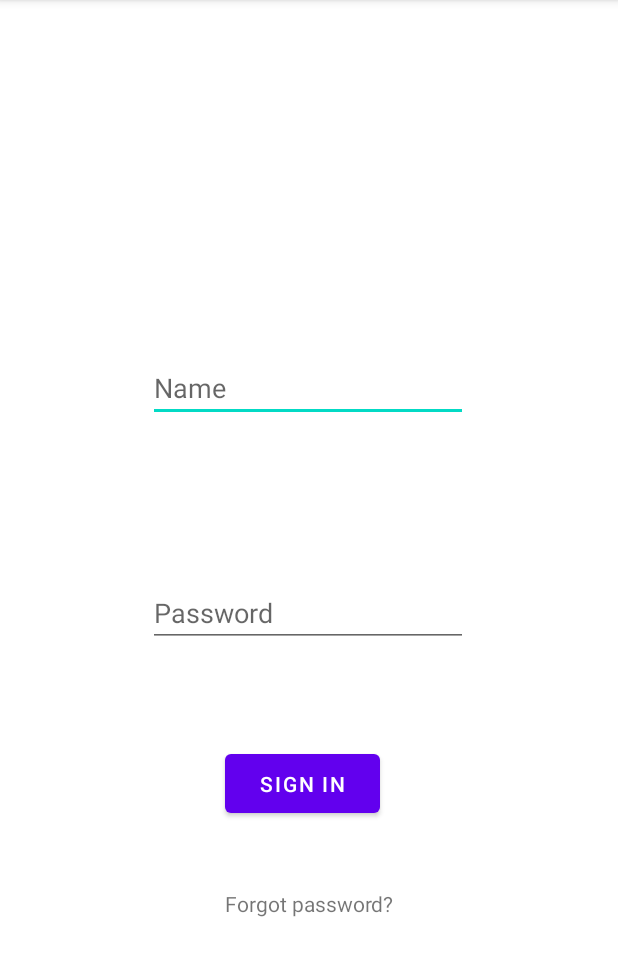
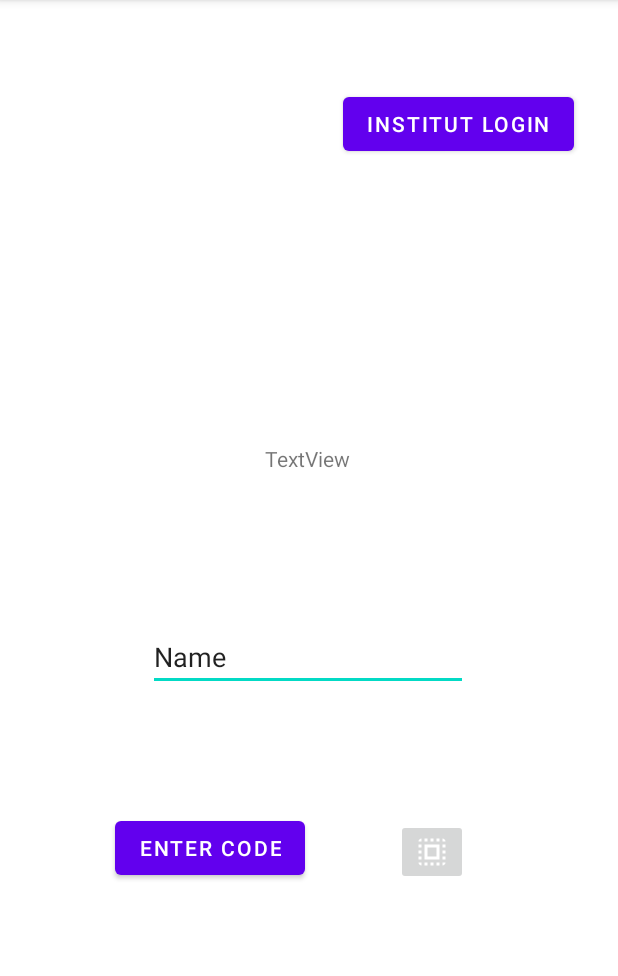
Before and after one commit to OutWait/OutWait, an Android app: the screen it shows after launch (MainActivity), on a phone screen of 412 x 824 dp, the part 84-1060 px from its top. Run offline under Robolectric (Android 15) with nearby library versions, the phone set to English and light mode, and no system bars; our stand-ins replace Dagger/Hilt's generated code, data binding.

Commit message:
Edit client screens
Data Binding, Layout and VM.

```diff
--- a/app/OutWait/app/src/main/res/layout/edit_code_fragment.xml
+++ b/app/OutWait/app/src/main/res/layout/edit_code_fragment.xml
@@ -1,20 +1,75 @@
 <?xml version="1.0" encoding="utf-8"?>
-<layout>
+<layout xmlns:android="http://schemas.android.com/apk/res/android"
+    xmlns:app="http://schemas.android.com/apk/res-auto"
+    xmlns:tools="http://schemas.android.com/tools">
     <data>
         <variable
             name="viewModel"
             type="elite.kit.outwait.clientScreens.editCodeScreen.EditCodeViewModel" />
     </data>
-<androidx.constraintlayout.widget.ConstraintLayout xmlns:android="http://schemas.android.com/apk/res/android"
-    xmlns:tools="http://schemas.android.com/tools"
+<androidx.constraintlayout.widget.ConstraintLayout
     android:layout_width="match_parent"
     android:layout_height="match_parent"
     tools:context=".clientScreens.editCodeScreen.EditCodeFragment">
 
+
+    <EditText
+        android:id="@+id/etCodeEnter"
+        android:layout_width="wrap_content"
+        android:layout_height="wrap_content"
+        android:layout_marginTop="100dp"
+        android:ems="10"
+        android:inputType="textPersonName"
+        android:text="Name"
+        app:layout_constraintEnd_toEndOf="parent"
+        app:layout_constraintHorizontal_bias="0.497"
+        app:layout_constraintStart_toStartOf="parent"
+        app:layout_constraintTop_toBottomOf="@+id/tvCleintLoginText" />
+
     <TextView
-        android:layout_width="match_parent"
-        android:layout_height="match_parent"
-        android:text="Hello" />
+        android:id="@+id/tvCleintLoginText"
+        android:layout_width="wrap_content"
+        android:layout_height="wrap_content"
+        android:layout_marginTop="296dp"
+        android:text="TextView"
+        app:layout_constraintEnd_toEndOf="parent"
+        app:layout_constraintHorizontal_bias="0.498"
+        app:layout_constraintStart_toStartOf="parent"
+        app:layout_constraintTop_toTopOf="parent" />
 
+    <Button
+        android:id="@+id/btnCodeEnter"
+        android:layout_width="wrap_content"
+        android:layout_height="wrap_content"
+        android:text="Enter Code"
+        app:layout_constraintBottom_toBottomOf="parent"
+        app:layout_constraintEnd_toStartOf="@+id/ibStartScan"
+        app:layout_constraintHorizontal_bias="0.558"
+        app:layout_constraintStart_toStartOf="parent"
+        app:layout_constraintTop_toBottomOf="@+id/etCodeEnter"
+        app:layout_constraintVertical_bias="0.31" />
+
+    <ImageButton
+        android:id="@+id/ibStartScan"
+        android:layout_width="wrap_content"
+        android:layout_height="wrap_content"
+        android:layout_marginEnd="100dp"
+        android:src="?attr/actionModeSelectAllDrawable"
+        app:layout_constraintBottom_toBottomOf="parent"
+        app:layout_constraintEnd_toEndOf="parent"
+        app:layout_constraintTop_toBottomOf="@+id/etCodeEnter"
+        app:layout_constraintVertical_bias="0.325" />
+
+    <Button
+        android:id="@+id/btnInstitut"
+        android:layout_width="wrap_content"
+        android:layout_height="wrap_content"
+        android:text="Institut Login"
+        app:layout_constraintBottom_toTopOf="@+id/tvCleintLoginText"
+        app:layout_constraintEnd_toEndOf="parent"
+        app:layout_constraintHorizontal_bias="0.886"
+        app:layout_constraintStart_toStartOf="parent"
+        app:layout_constraintTop_toTopOf="parent"
+        app:layout_constraintVertical_bias="0.237" />
 </androidx.constraintlayout.widget.ConstraintLayout>
 </layout>
--- a/app/OutWait/app/src/main/res/navigation/navigation.xml
+++ b/app/OutWait/app/src/main/res/navigation/navigation.xml
@@ -1,7 +1,7 @@
 <?xml version="1.0" encoding="utf-8"?>
 <navigation xmlns:android="http://schemas.android.com/apk/res/android"
     xmlns:app="http://schemas.android.com/apk/res-auto" android:id="@+id/navigation"
-    app:startDestination="@id/institutLoginFragment">
+    app:startDestination="@id/editCodeFragment">
 
     <fragment
         android:id="@+id/institutLoginFragment"
@@ -22,5 +22,29 @@
     <fragment
         android:id="@+id/managmentViewFragment"
         android:name="elite.kit.outwait.recyclerviewScreens.managmentViewScreen.managmentViewFragment"
-        android:label="managmentViewFragment" />
+        android:label="managmentViewFragment" >
+        <action
+            android:id="@+id/action_managmentViewFragment_to_addSlotDialogFragment"
+            app:destination="@id/addSlotDialogFragment" />
+    </fragment>
+    <dialog
+        android:id="@+id/addSlotDialogFragment"
+        android:name="elite.kit.outwait.recyclerviewScreens.addSlotDialog.AddSlotDialogFragment"
+        android:label="AddSlotDialogFragment" />
+    <fragment android:id="@+id/placeholder" />
+    <fragment
+        android:id="@+id/editCodeFragment"
+        android:name="elite.kit.outwait.clientScreens.editCodeScreen.EditCodeFragment"
+        android:label="EditCodeFragment" >
+        <action
+            android:id="@+id/action_editCodeFragment_to_remainingTimeFragment"
+            app:destination="@id/remainingTimeFragment" />
+        <action
+            android:id="@+id/action_editCodeFragment_to_institutLoginFragment"
+            app:destination="@id/institutLoginFragment" />
+    </fragment>
+    <fragment
+        android:id="@+id/remainingTimeFragment"
+        android:name="elite.kit.outwait.clientScreens.remainingTimeScreen.RemainingTimeFragment"
+        android:label="RemainingTimeFragment" />
 </navigation>
```
